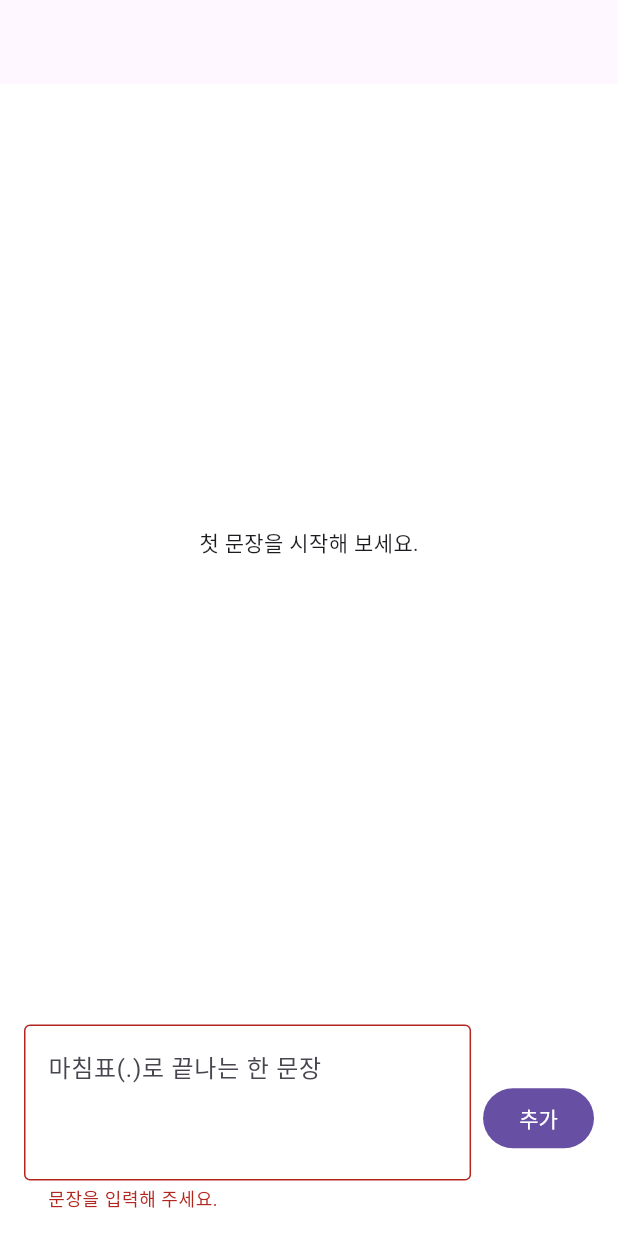
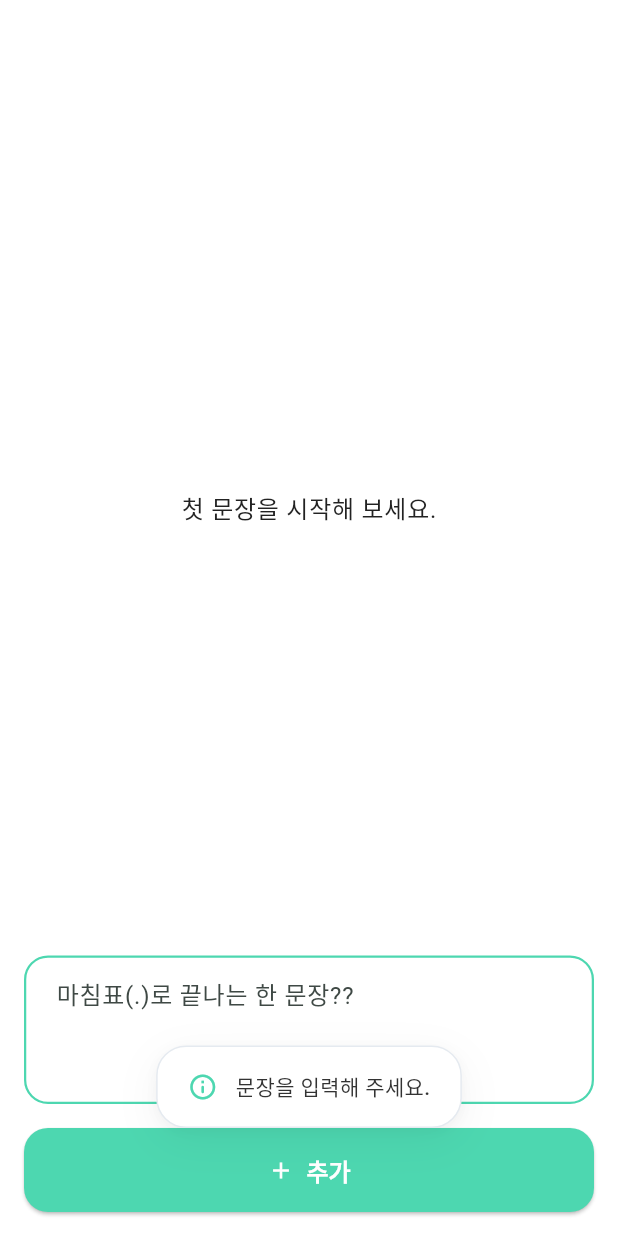
Before and after one commit to devsoob/once-upon-a-line, a Flutter app: the WorkDetailPage screen opened directly with empty values, after a tap on "추가", on a phone screen of 412 x 824 dp. Run offline on Flutter 3.47's test engine with Material 3 defaults, Android fonts, the phone set to English and light mode, and no system bars; our stand-ins replace get_it, go_router, shared_preferences; accounts and stored records are empty; Roboto replaces fonts that are missing (Pretendard).

Commit message:
Temp: 파일/폴더 이동/삭제

```diff
--- a/lib/core/routers/app_router.dart
+++ b/lib/core/routers/app_router.dart
@@ -1,8 +1,8 @@
 import 'package:flutter/material.dart';
 import 'package:go_router/go_router.dart';
 import '../../features/works/presentation/pages/works_home_page.dart';
-import '../../features/works/presentation/pages/work_detail_page.dart';
-import '../../features/works/data/works_repository.dart';
+import '../../features/work/presentation/pages/work_detail_page.dart';
+import '../../app/data/works_repository.dart';
 
 class AppRouter {
   AppRouter._();
--- /dev/null
+++ b/lib/core/widgets/app_toast.dart
@@ -0,0 +1,96 @@
+import 'dart:async';
+
+import 'package:flutter/material.dart';
+
+class AppToast {
+  AppToast._();
+
+  static OverlayEntry? _entry;
+  static Timer? _timer;
+
+  static void show(
+    BuildContext context,
+    String message, {
+    Duration duration = const Duration(seconds: 2),
+  }) {
+    _timer?.cancel();
+    _entry?.remove();
+
+    final OverlayState overlay = Overlay.of(context, rootOverlay: true);
+
+    final ThemeData theme = Theme.of(context);
+
+    _entry = OverlayEntry(
+      builder: (BuildContext context) {
+        return Positioned(
+          left: 0,
+          right: 0,
+          bottom: 72,
+          child: IgnorePointer(
+            ignoring: true,
+            child: Center(
+              child: Material(
+                color: Colors.transparent,
+                child: AnimatedOpacity(
+                  duration: const Duration(milliseconds: 150),
+                  opacity: 1,
+                  child: Container(
+                    padding: const EdgeInsets.symmetric(vertical: 16, horizontal: 20),
+                    margin: const EdgeInsets.symmetric(horizontal: 24),
+                    decoration: BoxDecoration(
+                      color: Colors.white,
+                      borderRadius: BorderRadius.circular(20),
+                      border: Border.all(color: const Color(0xFFE5EAF0), width: 1),
+                      boxShadow: <BoxShadow>[
+                        BoxShadow(
+                          color: Colors.black.withAlpha(12),
+                          blurRadius: 24,
+                          offset: const Offset(0, 8),
+                        ),
+                        BoxShadow(
+                          color: Colors.black.withAlpha(8),
+                          blurRadius: 6,
+                          offset: const Offset(0, 2),
+                        ),
+                      ],
+                    ),
+                    child: Row(
+                      mainAxisSize: MainAxisSize.min,
+                      children: [
+                        Icon(
+                          Icons.info_outline_rounded,
+                          color: theme.colorScheme.primary,
+                          size: 20,
+                        ),
+                        const SizedBox(width: 12),
+                        Flexible(
+                          child: Text(
+                            message,
+                            style: theme.textTheme.bodyMedium?.copyWith(
+                              color: const Color(0xFF333333),
+                              fontWeight: FontWeight.w500,
+                              fontFamily: 'Pretendard',
+                            ),
+                            textAlign: TextAlign.left,
+                          ),
+                        ),
+                      ],
+                    ),
+                  ),
+                ),
+              ),
+            ),
+          ),
+        );
+      },
+    );
+
+    overlay.insert(_entry!);
+
+    _timer = Timer(duration, () {
+      _entry?.remove();
+      _entry = null;
+      _timer = null;
+    });
+  }
+}
--- a/lib/di.dart
+++ b/lib/di.dart
@@ -1,8 +1,8 @@
 import 'package:get_it/get_it.dart';
 import 'package:shared_preferences/shared_preferences.dart';
-import 'features/write/data/local_line_repository.dart';
-import 'features/works/data/works_repository.dart';
-import 'features/sentences/data/sentences_repository.dart';
+import 'features/work/data/local_line_repository.dart';
+import 'app/data/works_repository.dart';
+import 'app/data/sentences_repository.dart';
 
 final GetIt di = GetIt.instance;
 
--- a/lib/features/works/presentation/pages/work_detail_page.dart
+++ /dev/null
@@ -1,137 +0,0 @@
-import 'package:flutter/material.dart';
-import 'package:get_it/get_it.dart';
-import '../../data/works_repository.dart';
-import '../../../sentences/data/sentences_repository.dart';
-
-class WorkDetailPage extends StatefulWidget {
-  const WorkDetailPage({super.key, required this.work});
-
-  final WorkDto work;
-
-  @override
-  State<WorkDetailPage> createState() => _WorkDetailPageState();
-}
-
-class _WorkDetailPageState extends State<WorkDetailPage> {
-  late final SentencesRepository _sentencesRepo;
-  final TextEditingController _controller = TextEditingController();
-  String? _error;
-  bool _loading = true;
-  List<SentenceDto> _sentences = <SentenceDto>[];
-
-  @override
-  void initState() {
-    super.initState();
-    _sentencesRepo = GetIt.I<SentencesRepository>();
-    _load();
-  }
-
-  @override
-  void dispose() {
-    _controller.dispose();
-    super.dispose();
-  }
-
-  Future<void> _load() async {
-    final List<SentenceDto> sentences = await _sentencesRepo.getSentences(widget.work.id);
-    if (!mounted) return;
-    setState(() {
-      _sentences = sentences;
-      _loading = false;
-    });
-  }
-
-  String? _validate(String value) {
-    final String trimmed = value.trim();
-    if (trimmed.isEmpty) return '문장을 입력해 주세요.';
-    final List<String> sentences =
-        trimmed.split('.').map((String s) => s.trim()).where((String s) => s.isNotEmpty).toList();
-    if (sentences.length != 1) return '오직 마침표(.) 기준으로 한 문장만 작성할 수 있어요.';
-    if (!trimmed.endsWith('.')) return '마침표(.)로 끝나는 한 문장이어야 해요.';
-    if (trimmed.length > 300) return '문장은 300자 이내로 작성해 주세요.';
-    if (RegExp(r'^\d+\s*\.').hasMatch(trimmed)) return '번호 없이 문장을 작성해 주세요.';
-    return null;
-  }
-
-  Future<void> _add() async {
-    final String text = _controller.text;
-    final String? error = _validate(text);
-    if (error != null) {
-      setState(() => _error = error);
-      return;
-    }
-    final DateTime? last = await _sentencesRepo.getLastWriteAt();
-    final DateTime now = DateTime.now();
-    if (last != null) {
-      final bool canWrite =
-          now.difference(last).inHours >= 24 ||
-          (now.day != last.day || now.month != last.month || now.year != last.year);
-      if (!canWrite) {
-        if (!mounted) return;
-        ScaffoldMessenger.of(
-          context,
-        ).showSnackBar(const SnackBar(content: Text('오늘은 이미 한 문장을 작성했어요. 내일 다시 시도해 주세요.')));
-        return;
-      }
-    }
-
-    await _sentencesRepo.addSentence(workId: widget.work.id, content: text.trim());
-    if (!mounted) return;
-    _controller.clear();
-    setState(() => _error = null);
-    await _load();
-  }
-
-  @override
-  Widget build(BuildContext context) {
-    return Scaffold(
-      appBar: AppBar(title: Text(widget.work.title)),
-      body:
-          _loading
-              ? const Center(child: CircularProgressIndicator())
-              : Column(
-                children: <Widget>[
-                  Expanded(
-                    child:
-                        _sentences.isEmpty
-                            ? const Center(child: Text('첫 문장을 시작해 보세요.'))
-                            : SingleChildScrollView(
-                              padding: const EdgeInsets.all(16),
-                              child: Align(
-                                alignment: Alignment.topLeft,
-                                child: Text(
-                                  _sentences.map((s) => s.content).join(' '),
-                                  style: const TextStyle(fontSize: 16),
-                                  textAlign: TextAlign.left,
-                                ),
-                              ),
-                            ),
-                  ),
-                  Padding(
-                    padding: const EdgeInsets.all(16),
-                    child: Row(
-                      children: <Widget>[
-                        Expanded(
-                          child: TextField(
-                            controller: _controller,
-                            maxLines: 3,
-                            decoration: InputDecoration(
-                              hintText: '마침표(.)로 끝나는 한 문장',
-                              errorText: _error,
-                              border: const OutlineInputBorder(),
-                            ),
-                            onChanged: (_) {
-                              if (_error != null) setState(() => _error = null);
-                            },
-                          ),
-                        ),
-                        const SizedBox(width: 8),
-                        FilledButton(onPressed: _add, child: const Text('추가')),
-                      ],
-                    ),
-                  ),
-                ],
-              ),
-    );
-  }
-}
```
Also changed, not shown: lib/features/home/presentation/pages/home_page.dart (deleted, +0 -85 lines), lib/features/write/presentation/pages/write_page.dart (deleted, +0 -92 lines), lib/main.dart (+98 -1 lines), lib/app/data/sentences_repository.dart (renamed from lib/features/sentences/data/sentences_repository.dart), lib/app/data/works_repository.dart (renamed from lib/features/works/data/works_repository.dart), lib/features/work/data/data.dart (renamed from lib/features/write/data/data.dart), lib/features/work/data/local_line_repository.dart (renamed from lib/features/write/data/local_line_repository.dart).
